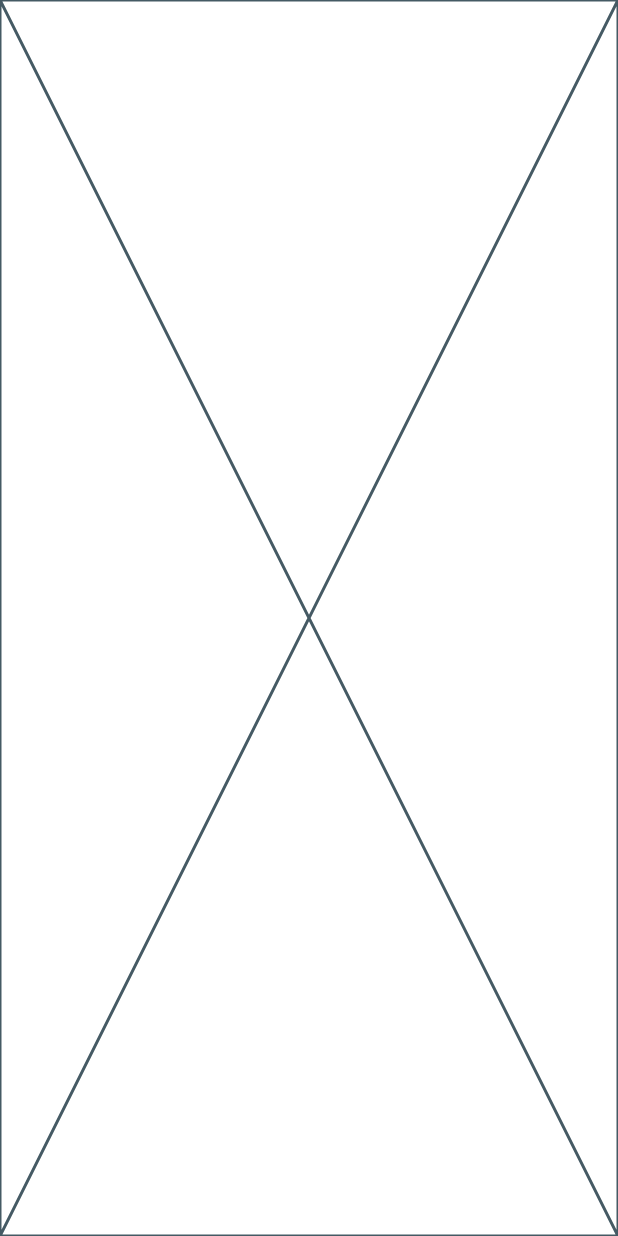
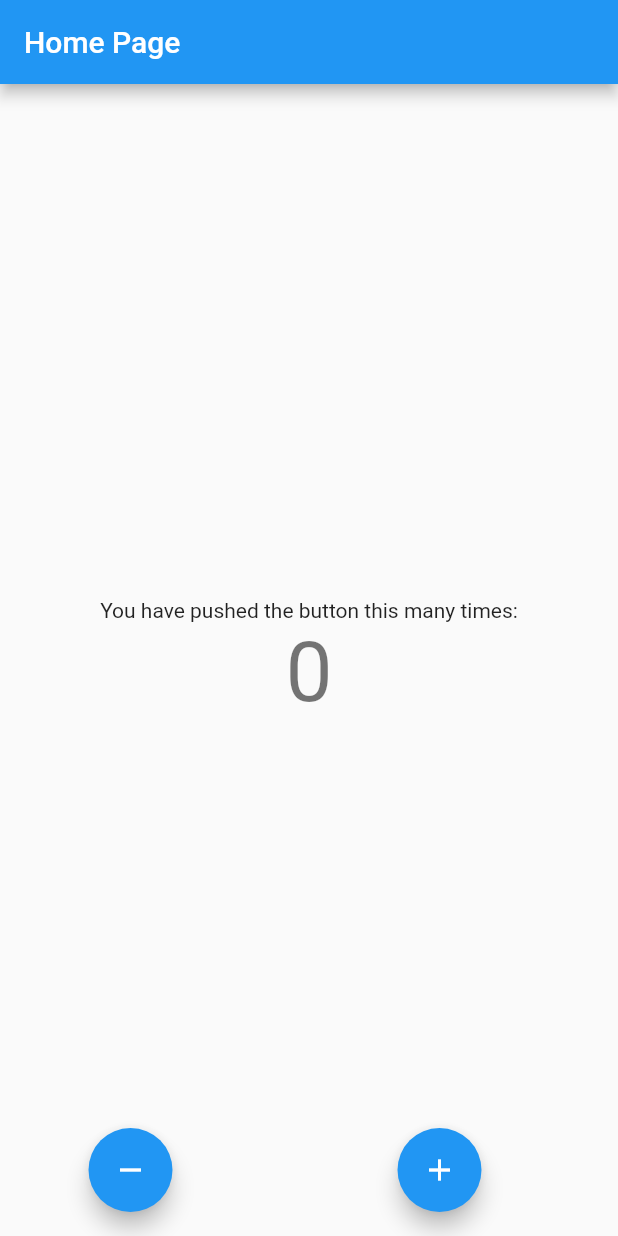
Before and after one commit to nbakh16/flutter_state_management, a Flutter app: the screen it shows after launch, on a phone screen of 412 x 824 dp. Run offline on Flutter 3.47's test engine with Material 2 defaults, Android fonts, the phone set to English and light mode, and no system bars.

Commit message:
Provider state management, counter app

```diff
--- /dev/null
+++ b/lib/app_provider.dart
@@ -0,0 +1,16 @@
+import 'package:flutter/foundation.dart';
+
+class AppProvider extends ChangeNotifier{
+  int _counter = 0;
+  int get counter => _counter;
+
+  void incrementCounter() {
+    _counter++;
+    notifyListeners();
+  }
+
+  void decrementCounter() {
+    _counter--;
+    notifyListeners();
+  }
+}
--- /dev/null
+++ b/lib/home_page.dart
@@ -0,0 +1,52 @@
+import 'package:flutter/material.dart';
+import 'package:provider/provider.dart';
+
+import 'app_provider.dart';
+
+
+class MyHomePage extends StatefulWidget {
+  const MyHomePage({super.key});
+
+  @override
+  _MyHomePageState createState() => _MyHomePageState();
+}
+
+class _MyHomePageState extends State<MyHomePage> {
+  @override
+  Widget build(BuildContext context) {
+    return Scaffold(
+      appBar: AppBar(
+        title: const Text('Home Page'),
+      ),
+      body: Center(
+        child: Column(
+          mainAxisAlignment: MainAxisAlignment.center,
+          children: <Widget>[
+            const Text('You have pushed the button this many times:',),
+            Consumer<AppProvider>(
+              builder: (context, provider, child) => Text(
+                '${provider.counter}',
+                style: Theme.of(context).textTheme.displayMedium,
+              ),
+            ),
+          ],
+        ),
+      ),
+      floatingActionButton: Row(
+        mainAxisAlignment: MainAxisAlignment.spaceAround,
+        children: [
+          FloatingActionButton(
+            onPressed: Provider.of<AppProvider>(context, listen: false).decrementCounter,
+            tooltip: 'Decrement',
+            child: const Icon(Icons.remove),
+          ),
+          FloatingActionButton(
+            onPressed: Provider.of<AppProvider>(context, listen: false).incrementCounter,
+            tooltip: 'Increment',
+            child: const Icon(Icons.add),
+          ),
+        ],
+      ),
+    );
+  }
+}
--- a/lib/main.dart
+++ b/lib/main.dart
@@ -1,7 +1,15 @@
 import 'package:flutter/material.dart';
+import 'package:flutter_state_management/app_provider.dart';
+import 'package:provider/provider.dart';
+
+import 'home_page.dart';
 
 void main() {
-  runApp(const MyApp());
+  runApp(ChangeNotifierProvider(
+      create: (BuildContext context) => AppProvider(),
+      child: const MyApp()
+    )
+  );
 }
 
 class MyApp extends StatelessWidget {
@@ -11,27 +19,11 @@ class MyApp extends StatelessWidget {
   @override
   Widget build(BuildContext context) {
     return MaterialApp(
-      title: 'Flutter State Management Demo',
+      title: 'Flutter Demo',
       theme: ThemeData(
-        primarySwatch: Colors.teal
+        primarySwatch: Colors.blue,
       ),
-      debugShowCheckedModeBanner: false,
-      home: const HomePage(),
+      home: const MyHomePage(),
     );
   }
 }
-
-class Contact {
-  final String name;
-
-  const Contact({required this.name});
-}
-
-class HomePage extends StatelessWidget {
-  const HomePage({super.key});
-
-  @override
-  Widget build(BuildContext context) {
-    return const Placeholder();
-  }
-}
--- a/pubspec.yaml
+++ b/pubspec.yaml
@@ -35,6 +35,7 @@ dependencies:
   # The following adds the Cupertino Icons font to your application.
   # Use with the CupertinoIcons class for iOS style icons.
   cupertino_icons: ^1.0.2
+  provider: ^6.0.5
 
 dev_dependencies:
   flutter_test:
```
Also changed, not shown: pubspec.lock.
